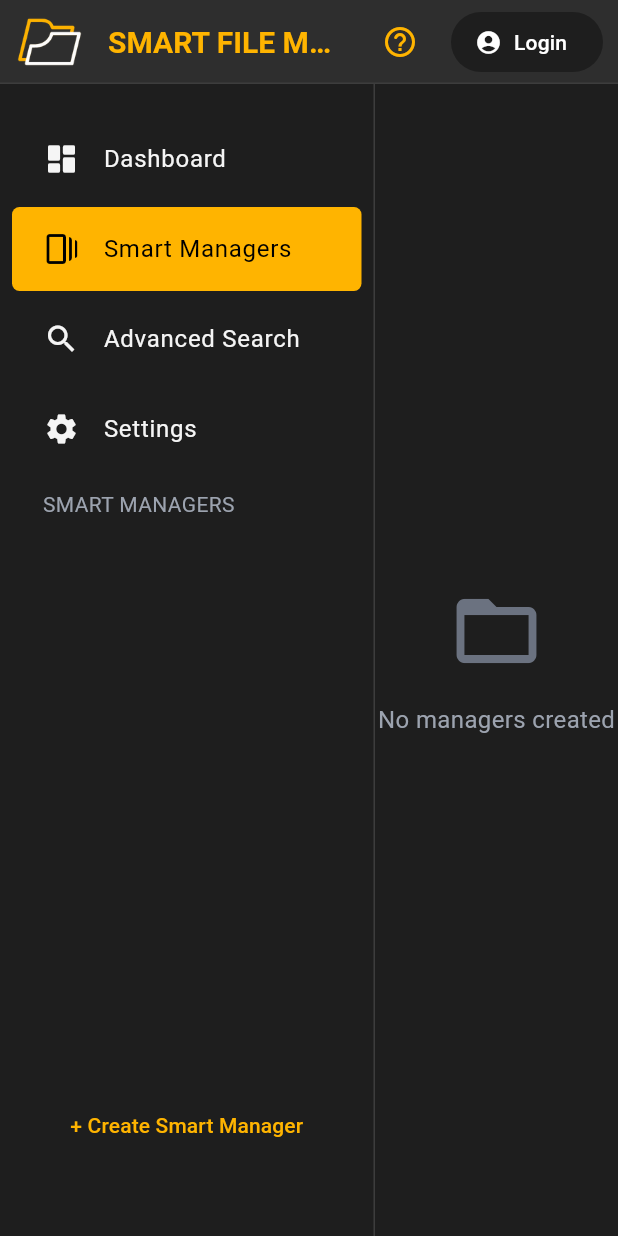
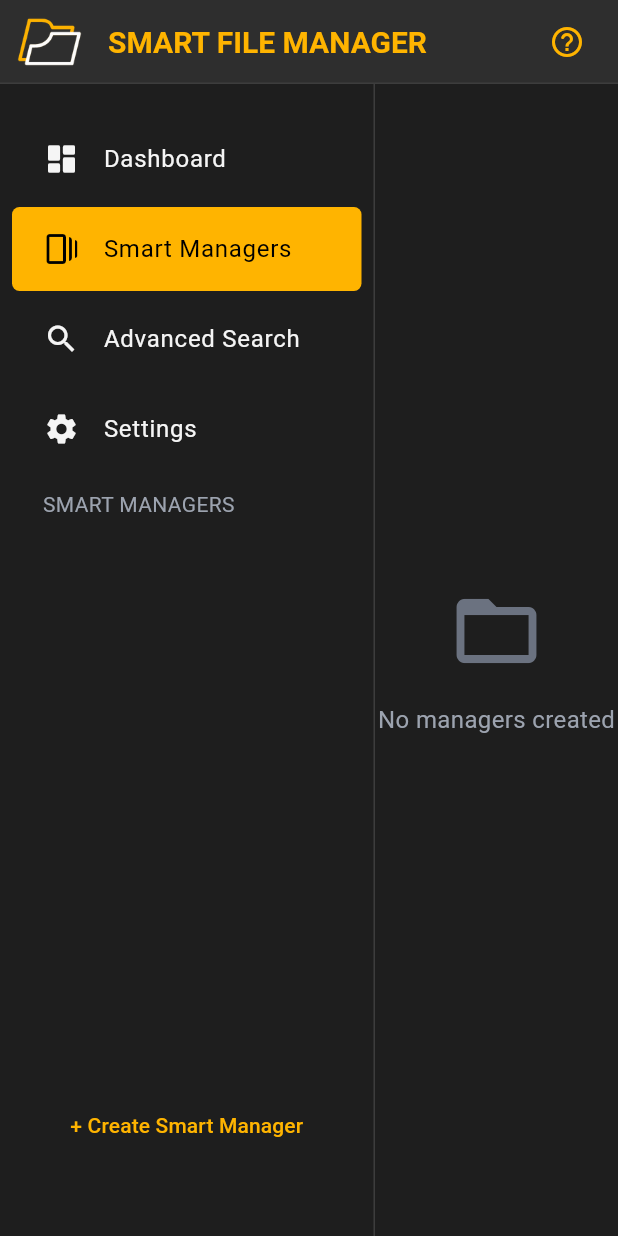
Before and after one commit to COS301-SE-2025/Smart-File-Manager, a Flutter app: the Shell screen opened directly, after a tap on "Smart Managers", on a phone screen of 412 x 824 dp. Run offline on Flutter 3.47's test engine with Material 3 defaults, Android fonts, the phone set to English and light mode, and no system bars; our stand-ins replace file_picker, open_file, shared_preferences; missing offline and left inert: flutter_context_menu, flutter_force_directed_graph, tray_manager, window_manager; accounts and stored records are empty; network calls fail; statements that could not run were skipped.

Commit message:
remove login button

```diff
--- a/app/lib/navigation/shell.dart
+++ b/app/lib/navigation/shell.dart
@@ -285,15 +285,6 @@ class _ShellState extends State<Shell> {
               icon: Icon(Icons.help_outline_rounded, color: kprimaryColor),
             ),
           ),
-          Padding(
-            padding: const EdgeInsets.fromLTRB(0, 0, 10, 0),
-            child: FilledButton.icon(
-              onPressed: () {},
-              label: const Text("Login"),
-              style: FilledButton.styleFrom(backgroundColor: kScaffoldColor),
-              icon: const Icon(Icons.account_circle),
-            ),
-          ),
         ],
         shape: Border(bottom: BorderSide(color: Color(0xff3D3D3D), width: 1)),
       ),
```
